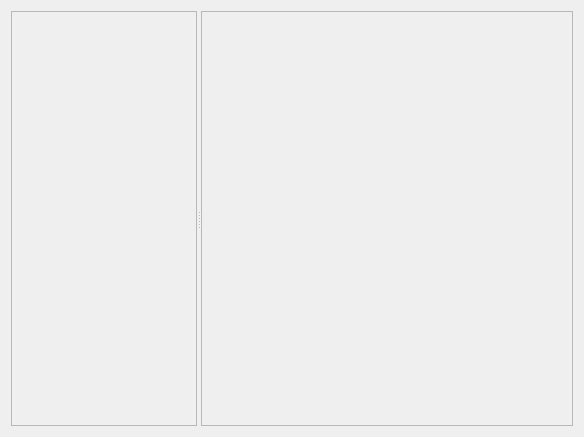
Qt form components/viewers/giraff_viewer/src/mainUI.ui (robocomp/robocomp-robolab) before a commit.
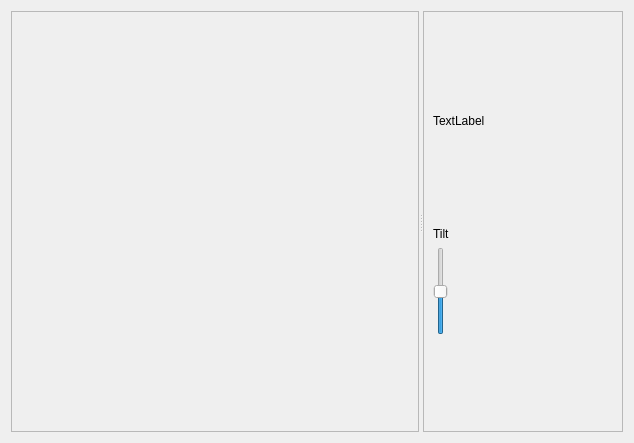
The same form after that commit.

```diff
--- a/components/viewers/giraff_viewer/src/mainUI.ui
+++ b/components/viewers/giraff_viewer/src/mainUI.ui
@@ -6,8 +6,8 @@
    <rect>
     <x>0</x>
     <y>0</y>
-    <width>584</width>
-    <height>437</height>
+    <width>634</width>
+    <height>443</height>
    </rect>
   </property>
   <property name="windowTitle">
@@ -20,6 +20,18 @@
       <enum>Qt::Horizontal</enum>
      </property>
      <widget class="QFrame" name="beta_frame">
+      <property name="sizePolicy">
+       <sizepolicy hsizetype="Minimum" vsizetype="Preferred">
+        <horstretch>0</horstretch>
+        <verstretch>0</verstretch>
+       </sizepolicy>
+      </property>
+      <property name="minimumSize">
+       <size>
+        <width>400</width>
+        <height>0</height>
+       </size>
+      </property>
       <property name="frameShape">
        <enum>QFrame::StyledPanel</enum>
       </property>
@@ -28,6 +40,12 @@
       </property>
      </widget>
      <widget class="QFrame" name="control_frame">
+      <property name="sizePolicy">
+       <sizepolicy hsizetype="Minimum" vsizetype="Preferred">
+        <horstretch>0</horstretch>
+        <verstretch>0</verstretch>
+       </sizepolicy>
+      </property>
       <property name="minimumSize">
        <size>
         <width>200</width>
@@ -40,6 +58,54 @@
       <property name="frameShadow">
        <enum>QFrame::Raised</enum>
       </property>
+      <layout class="QVBoxLayout" name="verticalLayout_2">
+       <item>
+        <widget class="QLabel" name="top_camera_label">
+         <property name="minimumSize">
+          <size>
+           <width>0</width>
+           <height>200</height>
+          </size>
+         </property>
+         <property name="text">
+          <string>TextLabel</string>
+         </property>
+        </widget>
+       </item>
+       <item>
+        <widget class="QLabel" name="label">
+         <property name="text">
+          <string>Tilt</string>
+         </property>
+        </widget>
+       </item>
+       <item>
+        <widget class="QSlider" name="tiltSlider">
+         <property name="minimum">
+          <number>-45</number>
+         </property>
+         <property name="maximum">
+          <number>45</number>
+         </property>
+         <property name="orientation">
+          <enum>Qt::Vertical</enum>
+         </property>
+        </widget>
+       </item>
+       <item>
+        <spacer name="verticalSpacer">
+         <property name="orientation">
+          <enum>Qt::Vertical</enum>
+         </property>
+         <property name="sizeHint" stdset="0">
+          <size>
+           <width>20</width>
+           <height>40</height>
+          </size>
+         </property>
+        </spacer>
+       </item>
+      </layout>
      </widget>
     </widget>
    </item>
```
